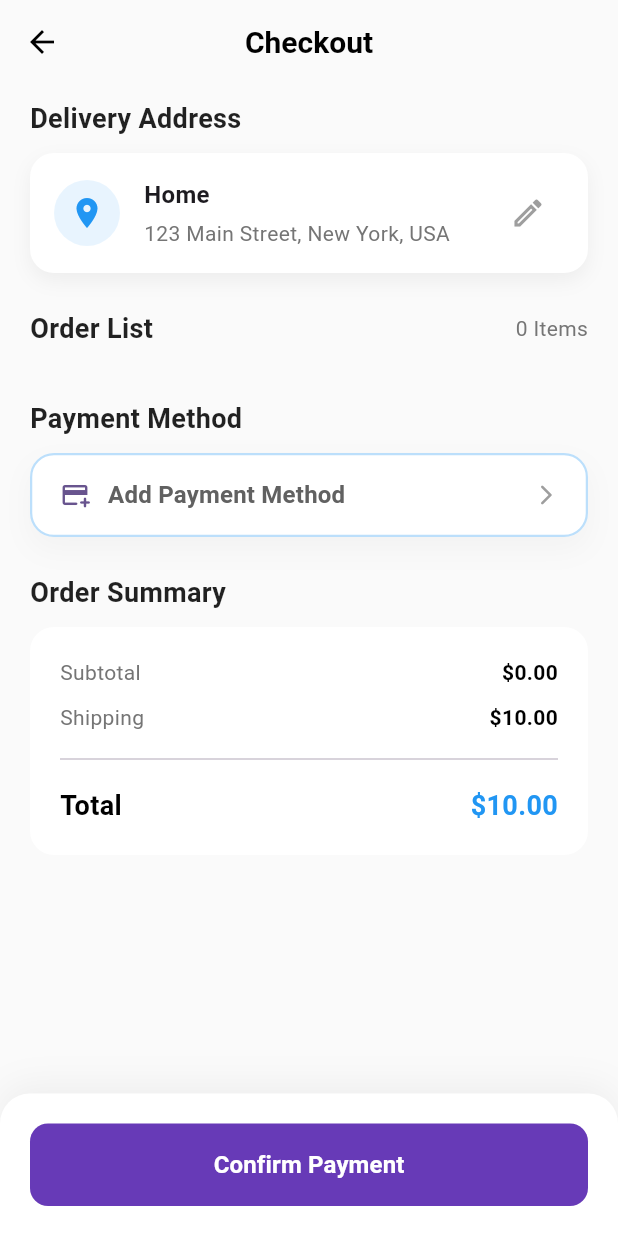
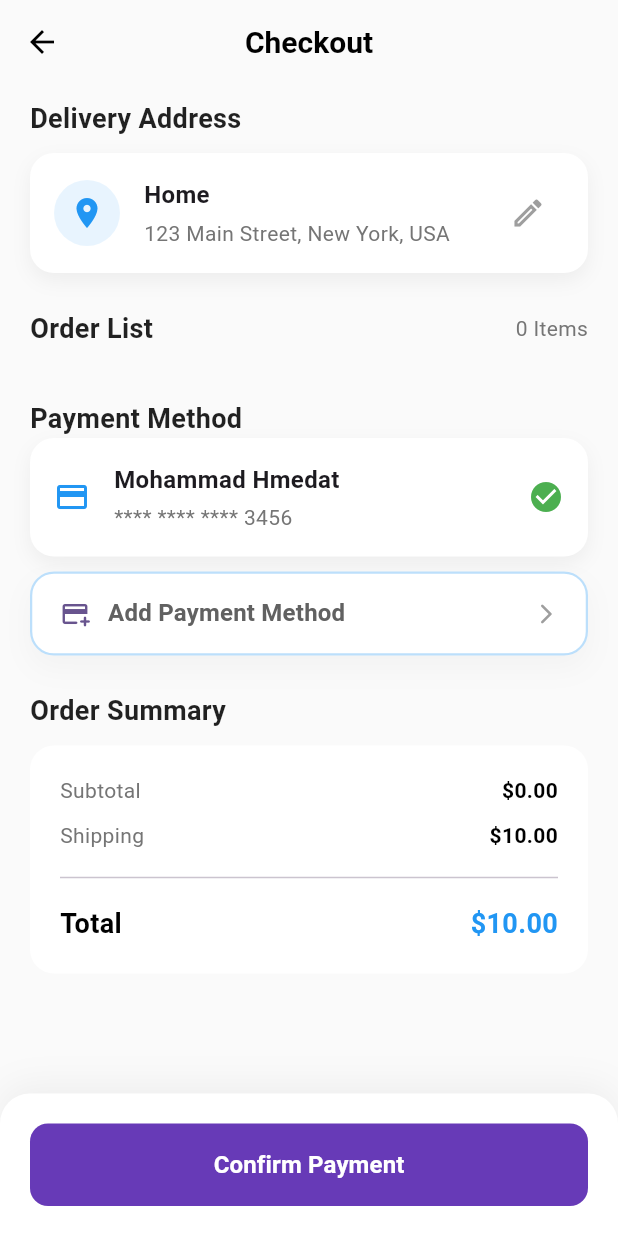
Before and after one commit to MohammadHumedat/E-Commerce-App, a Flutter app: the CheckoutPage screen opened by its route, on a phone screen of 412 x 824 dp. Run offline on Flutter 3.47's test engine with Material 3 defaults, Android fonts, the phone set to English and light mode, and no system bars; our stand-ins replace cached_network_image, flutter_animate, flutter_bloc, flutter_carousel_widget, flutter_dash, persistent_bottom_nav_bar_v2; network calls fail.

Commit message:
feat: Add payment method to main screen

```diff
--- /dev/null
+++ b/lib/models/Payment_cart_model.dart
@@ -0,0 +1,31 @@
+class PaymentCardModel {
+  PaymentCardModel({
+    required this.id,
+    required this.holderName,
+    required this.cardNumber,
+    required this.expiryDate,
+    required this.cVV,
+  });
+  String id;
+  String holderName;
+  String cardNumber;
+  String expiryDate;
+  String cVV;
+}
+
+List<PaymentCardModel> dummyPaymentCardList = [
+  PaymentCardModel(
+    id: '1',
+    holderName: 'Mohammad Hmedat',
+    cardNumber: '1234 5678 9012 3456',
+    expiryDate: '12/24',
+    cVV: '123',
+  ),
+  PaymentCardModel(
+    id: '2',
+    holderName: 'Jane Smith',
+    cardNumber: '9876 5432 1098 7654',
+    expiryDate: '11/23',
+    cVV: '456',
+  ),
+];
--- a/lib/utils/app_router.dart
+++ b/lib/utils/app_router.dart
@@ -1,4 +1,6 @@
 // This class to be implemented for managing application routes.
+
+import 'package:e_commerce_app/view_model/payment_card/card_cubit.dart';
 import 'package:e_commerce_app/view_model/product_details/product_details_cubit.dart';
 import 'package:e_commerce_app/views/pages/checkout_page.dart';
 import 'package:e_commerce_app/views/pages/add_new_card.dart';
@@ -28,7 +30,12 @@ class AppRouter {
           ),
         );
       case '/payment_method':
-        return MaterialPageRoute(builder: (_) => const AddNewCard());
+        return MaterialPageRoute(
+          builder: (_) => BlocProvider(
+            create: (context) => AddCardCubit(),
+            child: const AddNewCard(),
+          ),
+        );
       default:
         return MaterialPageRoute(
           builder: (_) => Scaffold(
--- a/lib/view_model/checkout_cubit/checkout_cubit.dart
+++ b/lib/view_model/checkout_cubit/checkout_cubit.dart
@@ -1,3 +1,5 @@
+import 'package:e_commerce_app/models/Payment_cart_model.dart';
+
 import 'package:flutter_bloc/flutter_bloc.dart';
 import 'package:e_commerce_app/models/add_to_cart_model.dart';
 
@@ -18,11 +20,15 @@ class CheckoutCubit extends Cubit<CheckoutState> {
         0,
         (previous, element) => previous + element.quantity,
       );
+      final chosenPaymentCard = dummyPaymentCardList.isNotEmpty
+          ? dummyPaymentCardList.first
+          : null;
       emit(
         CheckoutLoadedState(
           cartItems: cartItems,
           totalPrice: subTotal + 10,
           numOfProduct: numOfProduct,
+          paymentCards: chosenPaymentCard,
         ),
       );
     } catch (e) {
--- a/lib/view_model/checkout_cubit/checkout_state.dart
+++ b/lib/view_model/checkout_cubit/checkout_state.dart
@@ -11,10 +11,12 @@ final class CheckoutLoadedState extends CheckoutState {
     required this.cartItems,
     required this.totalPrice,
     required this.numOfProduct,
+    required this.paymentCards,
   });
   final List<AddToCartModel> cartItems;
   final double totalPrice;
   final int numOfProduct;
+  final PaymentCardModel ?paymentCards;
 }
 
 final class CheckoutErrorState extends CheckoutState {
--- a/lib/views/pages/checkout_page.dart
+++ b/lib/views/pages/checkout_page.dart
@@ -1,4 +1,6 @@
 import 'package:e_commerce_app/Constants/app_colors.dart';
+import 'package:e_commerce_app/models/Payment_cart_model.dart';
+
 import 'package:e_commerce_app/models/add_to_cart_model.dart';
 import 'package:e_commerce_app/view_model/checkout_cubit/checkout_cubit.dart';
 import 'package:e_commerce_app/views/widgets/payment_method_card.dart';
@@ -9,6 +11,56 @@ import 'package:flutter_dash/flutter_dash.dart';
 
 class CheckoutPage extends StatelessWidget {
   const CheckoutPage({super.key});
+
+  Widget _buildPaymentMethodItem(PaymentCardModel? chosenCard) {
+    if (chosenCard == null) {
+      return const Text(
+        'No payment method selected',
+        style: TextStyle(color: Colors.grey),
+      );
+    } else {
+      return Container(
+        padding: const EdgeInsets.all(16),
+        decoration: BoxDecoration(
+          color: Colors.white,
+          borderRadius: BorderRadius.circular(16),
+          boxShadow: [
+            BoxShadow(
+              color: Colors.black.withOpacity(0.05),
+              blurRadius: 10,
+              offset: const Offset(0, 5),
+            ),
+          ],
+        ),
+        child: Row(
+          children: [
+           const Icon(Icons.credit_card, color: Colors.blue),
+            const SizedBox(width: 16),
+            Expanded(
+              child: Column(
+                crossAxisAlignment: CrossAxisAlignment.start,
+                children: [
+                  Text(
+                    chosenCard.holderName,
+                    style: const TextStyle(
+                      fontWeight: FontWeight.bold,
+                      fontSize: 16,
+                    ),
+                  ),
+                  const SizedBox(height: 4),
+                  Text(
+                    '**** **** **** ${chosenCard.cardNumber.substring(chosenCard.cardNumber.length - 4)}',
+                    style: TextStyle(color: Colors.grey[600], fontSize: 14),
+                  ),
+                ],
+              ),
+            ),
+           const Icon(Icons.check_circle, color: Colors.green),
+          ],
+        ),
+      );
+    }
+  }
 
   @override
   Widget build(BuildContext context) {
@@ -50,6 +102,7 @@ class CheckoutPage extends StatelessWidget {
                 child: Text('Something went wrong: ${state.message}'),
               );
             } else if (state is CheckoutLoadedState) {
+              final selectedPaymentCard = state.paymentCards;
               return SingleChildScrollView(
                 physics: const BouncingScrollPhysics(),
                 padding: const EdgeInsets.symmetric(
@@ -130,6 +183,7 @@ class CheckoutPage extends StatelessWidget {
 
                             // 3. Payment Method Section
                             _buildSectionHeader('Payment Method'),
+                            _buildPaymentMethodItem(selectedPaymentCard),
                             const SizedBox(height: 10),
                             const PaymentMethodCard(), // Reused Payment Method Card Widget
 
```
Also changed, not shown: lib/view_model/payment_card/card_cubit.dart (added, +39 -0 lines), lib/view_model/payment_card/card_state.dart (added, +12 -0 lines), lib/views/pages/add_new_card.dart (+48 -19 lines).
